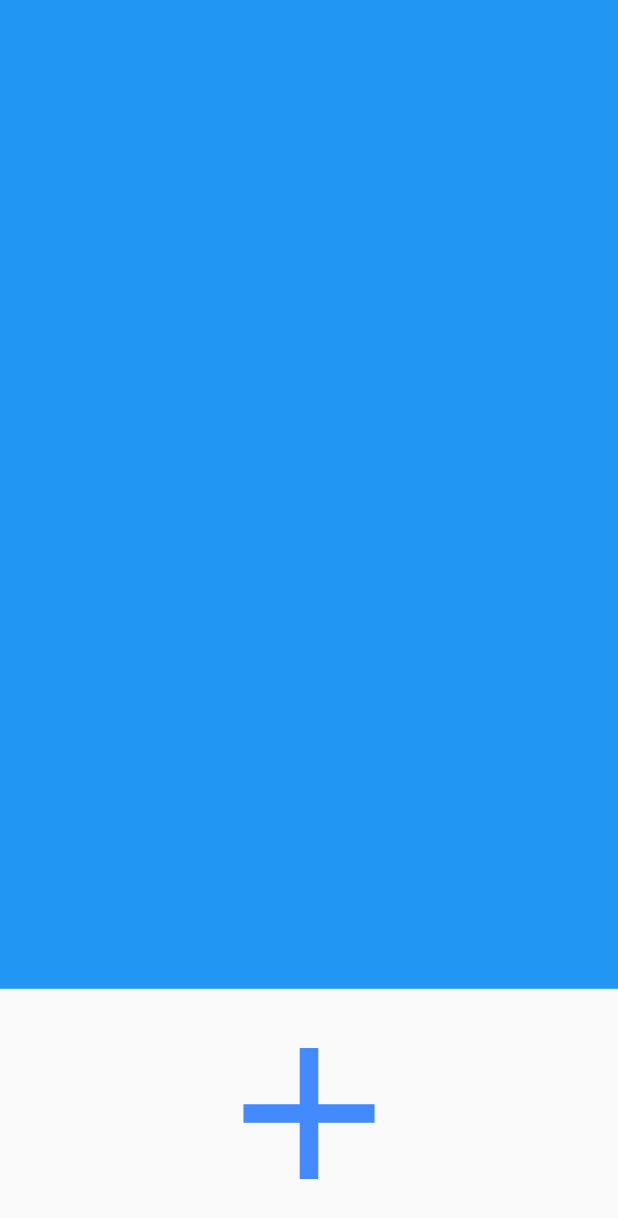
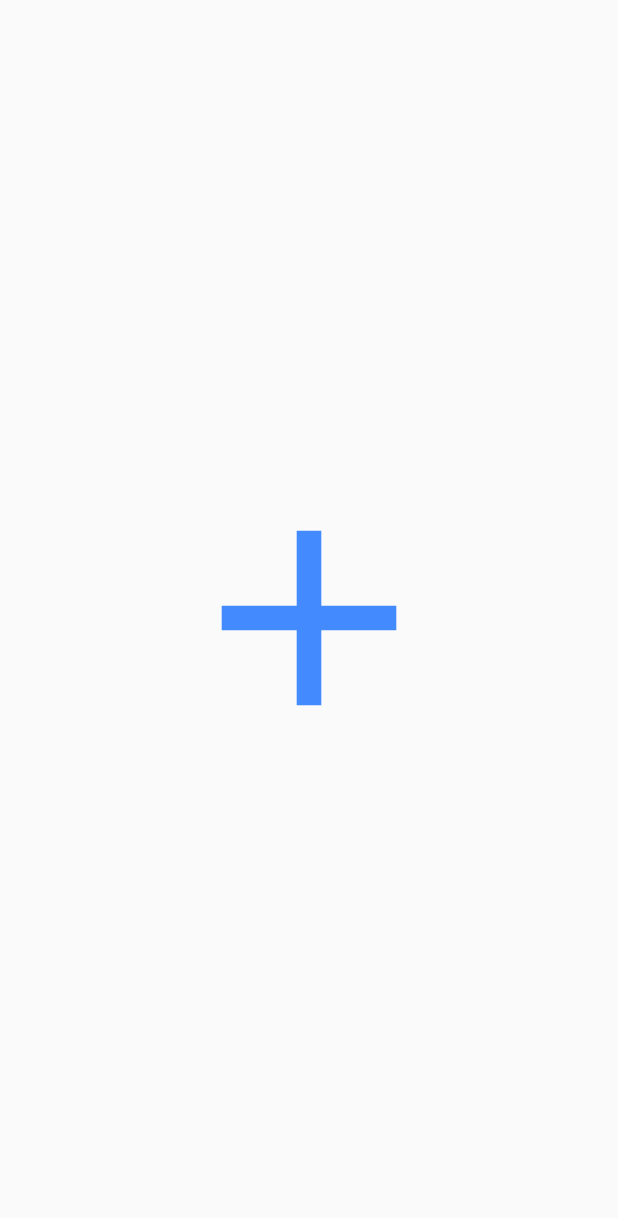
Before and after one commit to scancetin/flutter-examples, a Flutter app: the screen it shows after launch, on a phone screen of 412 x 824 dp. Shown: the top 1218 px of the screen. Run offline on Flutter 3.47's test engine with Material 2 defaults, Android fonts, the phone set to English and light mode, and no system bars.

Commit message:
write-to-api

```diff
--- a/lib/alert_dialog/screens/firebase_screen.dart
+++ b/lib/firebase_api_write/screens/firebase_screen.dart
@@ -1,7 +1,7 @@
 import 'dart:convert';
+import 'package:flutter_examples/firebase_api_write/models/album_model.dart';
 import 'package:http/http.dart' as http;
 import 'package:flutter/material.dart';
-import 'package:flutter_examples/alert_dialog/models/album_model.dart';
 
 class FirebaseExampleScreen extends StatefulWidget {
   FirebaseExampleScreen({Key? key}) : super(key: key);
@@ -26,27 +26,10 @@ class _FirebaseExampleScreenState extends State<FirebaseExampleScreen> {
   @override
   Widget build(BuildContext context) {
     return Scaffold(
-      body: Column(
-        children: [
-          Expanded(
-            flex: 4,
-            child: Container(
-              color: Colors.blue,
-            ),
-          ),
-          postDataButtonWidget(context),
-        ],
-      ),
-    );
-  }
-
-  Expanded postDataButtonWidget(BuildContext context) {
-    return Expanded(
-      flex: 1,
-      child: Center(
+      body: Center(
         child: IconButton(
           icon: Icon(Icons.add, color: Colors.blueAccent),
-          iconSize: 150,
+          iconSize: 200,
           onPressed: () {
             showDialog(
               context: context,
@@ -85,15 +68,6 @@ class _FirebaseExampleScreenState extends State<FirebaseExampleScreen> {
     );
   }
 
-  // Future<AlbumModel> getJsonDatas() async {
-  //   final _response = await http.get(Uri.parse("https://fir-sample-api-5f7ac-default-rtdb.europe-west1.firebasedatabase.app/.json"));
-  //   var album = AlbumModel.fromJson(json.decode(_response.body));
-  //   print(album.id);
-  //   print(album.userId);
-  //   print(album.title);
-  //   return album;
-  // }
-
   Future<bool> postJsonDatas() async {
     final _album = AlbumModel(id: int.parse(_idController.text), title: _titleController.text, userId: int.parse(_userIdController.text));
 
--- a/lib/main.dart
+++ b/lib/main.dart
@@ -1,5 +1,5 @@
 import 'package:flutter/material.dart';
-import 'package:flutter_examples/alert_dialog/screens/firebase_screen.dart';
+import 'package:flutter_examples/firebase_api_write/screens/firebase_screen.dart';
 import 'using_http_futurebuilder/screens/using_futurebuilder.dart';
 
 void main() => runApp(MyApp());
```
Also changed, not shown: lib/firebase_api_write/models/album_model.dart (renamed from lib/alert_dialog/models/album_model.dart).
